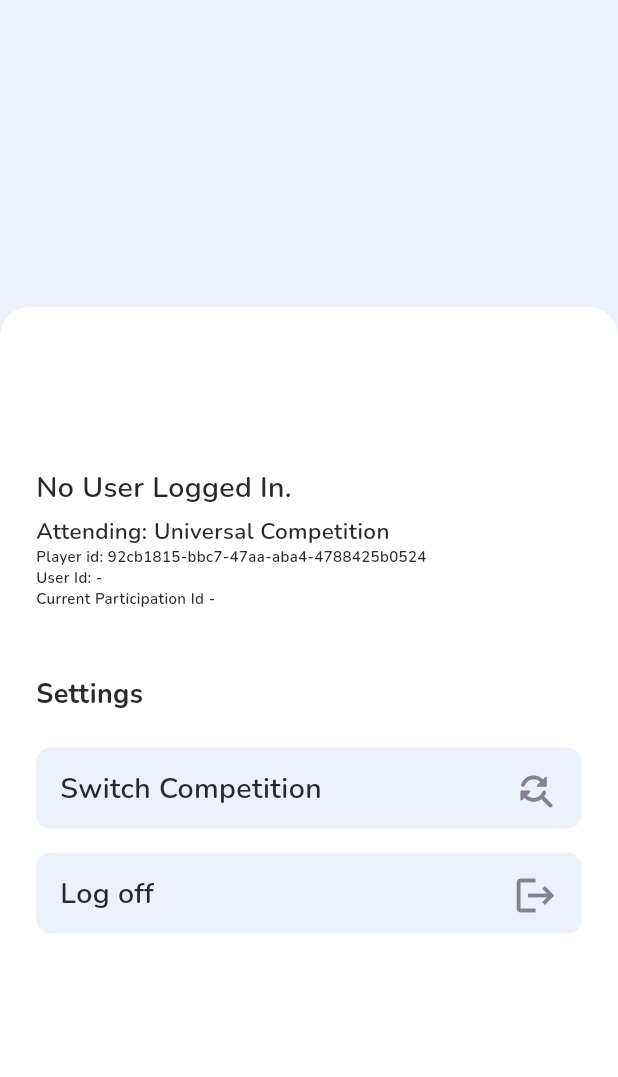
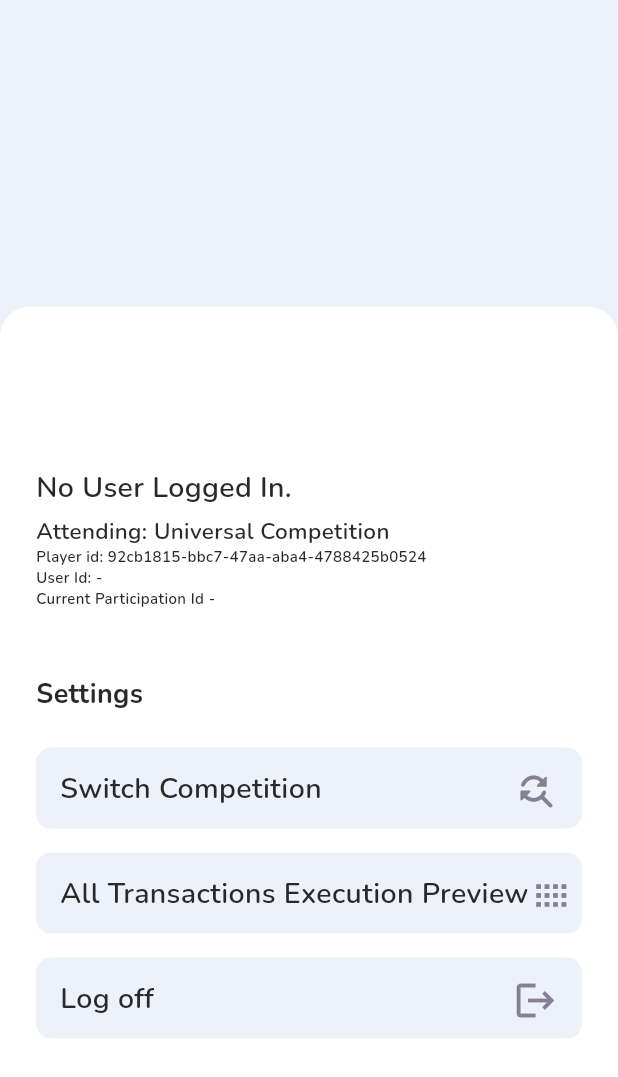
Before and after one commit to NeneWang/paper-merchant, a Flutter app: the AccountScreen screen opened directly, on a phone screen of 412 x 824 dp. Shown: the top 1077 px of the screen. Run offline on Flutter 3.47's test engine with Material 3 defaults, Android fonts, the phone set to English and light mode, and no system bars; our stand-ins replace fl_chart, flutter_spinkit, flutter_svg, get, hive_flutter, percent_indicator and 1 more; missing offline and left inert: fuzzy; accounts and stored records are empty; network calls fail.

Commit message:
preview transactions

```diff
--- a/lib/screen/home/account/account_screen.dart
+++ b/lib/screen/home/account/account_screen.dart
@@ -4,6 +4,7 @@ import 'package:paper_merchant/screen/home/account/switch_competition.dart';
 import 'package:paper_merchant/utils/color.dart';
 import 'package:paper_merchant/data/database.dart';
 import 'package:paper_merchant/screen/welcome/welcome_screen.dart';
+import 'package:url_launcher/url_launcher.dart';
 
 class AccountScreen extends StatefulWidget {
   const AccountScreen({super.key});
@@ -28,6 +29,16 @@ class _AccountScreenState extends State<AccountScreen> {
     super.initState();
     db.loadData();
     db.syncData();
+  }
+
+  Future<void> launch_transaction_execution_preview(player_id) async {
+    String baseUrl =
+        'https://crvmb5tnnr.us-east-1.awsapprunner.com/api/preview_execution_report/';
+    String url = baseUrl + player_id;
+    Uri uri = Uri.parse(url);
+    if (!await launchUrl(uri)) {
+      throw Exception('Could not launch $url');
+    }
   }
 
   @override
@@ -142,6 +153,15 @@ class _AccountScreenState extends State<AccountScreen> {
                       ),
                       InkWell(
                         onTap: () {
+                          launch_transaction_execution_preview(
+                              db.userData["player_id"]);
+                        },
+                        child: ViewRowLink(
+                          labelText: "All Transactions Execution Preview",
+                        ),
+                      ),
+                      InkWell(
+                        onTap: () {
                           Get.to(WelcomeScreen());
                         },
                         child: logOffRowButton(
@@ -190,6 +210,38 @@ ReloadArrowRowLink({String? labelText}) {
   );
 }
 
+ViewRowLink({String? labelText}) {
+  return Container(
+    height: 54,
+    width: Get.width,
+    margin: const EdgeInsets.only(top: 16),
+    padding: EdgeInsets.symmetric(horizontal: 16, vertical: Get.height / 59.42),
+    decoration: BoxDecoration(
+      color: pageBackGroundC,
+      borderRadius: BorderRadius.circular(10),
+    ),
+    child: Row(
+      mainAxisAlignment: MainAxisAlignment.spaceBetween,
+      children: [
+        Text(
+          labelText!,
+          style: const TextStyle(
+            fontSize: 19,
+            color: black2,
+            fontFamily: "NunitoSemiBold",
+            fontWeight: FontWeight.w600,
+          ),
+        ),
+        const Icon(
+          Icons.view_compact_sharp,
+          color: gray4,
+          size: 30,
+        ),
+      ],
+    ),
+  );
+}
+
 logOffRowButton({String? labelText}) {
   return Container(
     height: 54,
--- a/lib/screen/home/watchlist/simple_buy_sell_screen.dart
+++ b/lib/screen/home/watchlist/simple_buy_sell_screen.dart
@@ -180,7 +180,7 @@ class _BuySellScreenState extends State<BuySellScreen> {
                         Container(
                           width: Get.width * 0.8,
                           child: const Text(
-                              "Transaction prices will be updated to reflect the price at the moment bought by the end of the day."),
+                              "Transaction prices will be updated to reflect the price (from the real stock market) using the moment bought by the end of the day."),
                         ),
                         TextButton(
                             onPressed: () {
```
Also changed, not shown: 1 other file.
